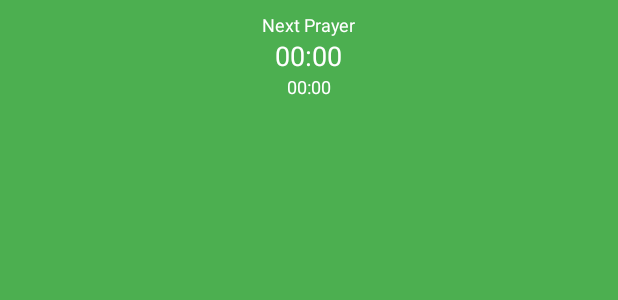
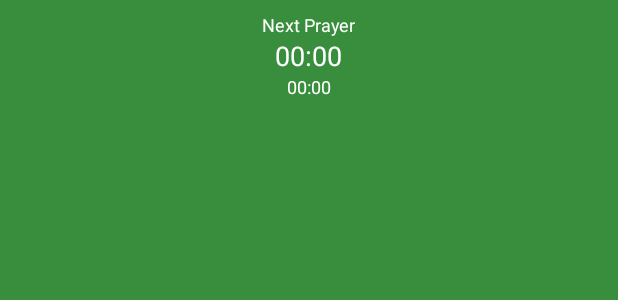
Before and after one commit to jmasalma/AthanAlarm, an Android app built with Jetpack Compose: the layout next_prayer_widget.xml on its own in the app's theme, with its tools: preview values and no code run, on a phone screen of 412 x 824 dp. Shown: the top 300 px of the screen. Run offline under Robolectric (Android 15) with nearby library versions, the phone set to English and light mode, and no system bars.

Commit message:
fix: Darken widget background for better readability
This commit updates the widget's background color to a darker green to improve the contrast with the white text. This change addresses a readability issue pointed out by the user.

- The `colorPrimary` color in `colors.xml` has been updated to `#388E3C`.

```diff
--- a/app/src/main/res/values/colors.xml
+++ b/app/src/main/res/values/colors.xml
@@ -1,6 +1,6 @@
 <?xml version="1.0" encoding="utf-8"?>
 <resources>
-    <color name="colorPrimary">#4CAF50</color>
+    <color name="colorPrimary">#388E3C</color>
     <color name="colorOnPrimary">#FFFFFF</color>
     <color name="colorPrimaryContainer">#DCEFD9</color>
     <color name="colorOnPrimaryContainer">#141F10</color>
```
